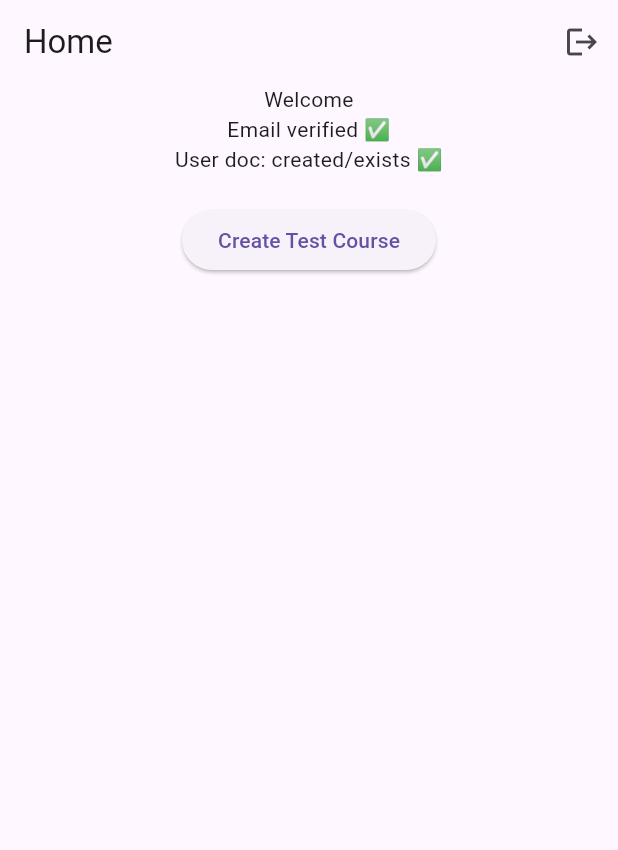
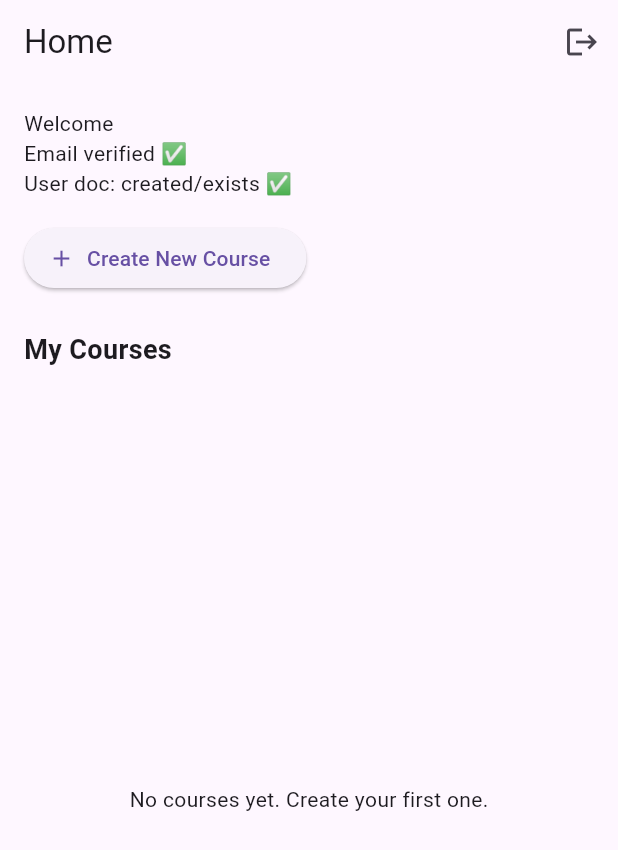
Before and after one commit to Y3llowFlash/srls-app, a Flutter app: the screen it shows once a user with an empty profile is signed in, on a phone screen of 412 x 824 dp. Shown: the top 850 px of the screen. Run offline on Flutter 3.47's test engine with Material 3 defaults, Android fonts, the phone set to English and light mode, and no system bars; our stand-ins replace cloud_firestore, firebase_auth, firebase_core; accounts and stored records are empty.

```diff
--- a/lib/screens/home_screen.dart
+++ b/lib/screens/home_screen.dart
@@ -1,9 +1,9 @@
 import 'package:flutter/material.dart';
 import 'package:firebase_auth/firebase_auth.dart';
 import 'package:cloud_firestore/cloud_firestore.dart';
-import '../services/course_service.dart';
-import '../utils/course_code.dart';
-
+import '../screens/create_course_screen.dart';
+import '../models/course.dart';
+import 'course_detail_screen.dart';
 
 class HomeScreen extends StatefulWidget {
   const HomeScreen({super.key});
@@ -54,6 +54,7 @@ class _HomeScreenState extends State<HomeScreen> {
   @override
 Widget build(BuildContext context) {
   final user = FirebaseAuth.instance.currentUser;
+  final uid = user?.uid;
 
   return Scaffold(
     appBar: AppBar(
@@ -62,52 +63,108 @@ class _HomeScreenState extends State<HomeScreen> {
           IconButton(onPressed: _logout, icon: const Icon(Icons.logout)),
         ],
     ),
-
-
-      body: Center(
+    body: Padding(
+      padding: const EdgeInsets.all(16),
       child: Column(
+        crossAxisAlignment: CrossAxisAlignment.start,
         children: [
+          // --- your existing welcome/status area ---
           Text(
             'Welcome ${user?.displayName ?? ''}\n'
             'Email verified ✅\n'
             'User doc: ${_created ? "created/exists ✅" : "checking..."}',
-              textAlign: TextAlign.center,
           ),
-            const SizedBox(height: 20),
 
-            ElevatedButton(
-              onPressed: () async {
-                try {
-                  final code = generateCourseCode();
-                  await CourseService().createCourse(
-                    title: 'Math 101',
-                    description: 'Demo course created from Day 2 test',
-                    visibility: 'public',
-                    duplicable: true,
-                    courseCode: code,
+          const SizedBox(height: 16),
+
+
+          ElevatedButton.icon(
+            onPressed: () {
+              Navigator.push(
+                context,
+                MaterialPageRoute(
+                  builder: (_) => const CreateCourseScreen(),
+                ),
               );
+            },
+            icon: const Icon(Icons.add),
+            label: const Text('Create New Course'),
+          ),
 
-                  if (!context.mounted) return;
-                  ScaffoldMessenger.of(context).showSnackBar(
-                    SnackBar(content: Text('Course saved ✅ Code: $code')),
-                  );
-                } catch (e) {
-                  if (!context.mounted) return;
-                  ScaffoldMessenger.of(context).showSnackBar(
-                    SnackBar(content: Text('Failed ❌ $e')),
+
+          const SizedBox(height: 24),
+          const Text(
+            'My Courses',
+            style: TextStyle(fontSize: 18, fontWeight: FontWeight.bold),
+          ),
+          const SizedBox(height: 12),
+
+          // IMPORTANT: list needs Expanded so it can scroll
+          Expanded(
+            child: uid == null
+                ? const Center(child: Text('Not logged in'))
+                : StreamBuilder<QuerySnapshot<Map<String, dynamic>>>(
+                    stream: FirebaseFirestore.instance
+                        .collection('courses')
+                        .where('creatorId', isEqualTo: uid)
+                        .orderBy('createdAt', descending: true)
+                        .snapshots(),
+                    builder: (context, snapshot) {
+                      if (snapshot.hasError) {
+                        return Center(
+                          child: Text('Error: ${snapshot.error}'),
                         );
                       }
+
+                      if (snapshot.connectionState == ConnectionState.waiting) {
+                        return const Center(child: CircularProgressIndicator());
+                      }
+
+                      final docs = snapshot.data?.docs ?? [];
+                      if (docs.isEmpty) {
+                        return const Center(
+                          child: Text('No courses yet. Create your first one.'),
+                        );
+                      }
+
+                      final courses = docs
+                          .map((d) => Course.fromMap(d.id, d.data()))
+                          .toList();
+
+                      return ListView.separated(
+                        itemCount: courses.length,
+                        separatorBuilder: (_, __) => const Divider(height: 1),
+                        itemBuilder: (context, i) {
+                          final c = courses[i];
+
+                          return ListTile(
+                            title: Text(c.title),
+                            subtitle: Text(
+                              '${c.visibility} • code: ${c.courseCode}'
+                              '${c.duplicable ? " • duplicable" : ""}',
+                            ),
+                            onTap: () {
+                              Navigator.push(
+                                context,
+                                MaterialPageRoute(
+                                  builder: (_) => CourseDetailScreen(
+                                    courseId: c.id,
+                                    title: c.title,
+                                  ),
+                                ),
+                              );
                             },
-              child: const Text('Create Test Course'),
+                          );
+                        },
+                      );
+                    },
+                  ),
           ),
         ],
       ),
-
     ),
+  );
+}
 
 
-
-
-    );
 }
-}
--- /dev/null
+++ b/lib/services/firestore_paths.dart
@@ -0,0 +1,11 @@
+import 'package:cloud_firestore/cloud_firestore.dart';
+
+class FsPaths {
+  static final db = FirebaseFirestore.instance;
+
+  static CollectionReference<Map<String, dynamic>> courses() =>
+      db.collection('courses');
+
+  static CollectionReference<Map<String, dynamic>> modules(String courseId) =>
+      courses().doc(courseId).collection('modules');
+}
```
Also changed, not shown: lib/models/module_model.dart (added, +15 -0 lines), lib/screens/course_detail_screen.dart (added, +145 -0 lines), lib/screens/create_course_screen.dart (added, +95 -0 lines), lib/services/module_service.dart (added, +42 -0 lines), lib/main.dart (line endings or trailing spaces). Lines whose indentation alone changed are shown as unchanged.
